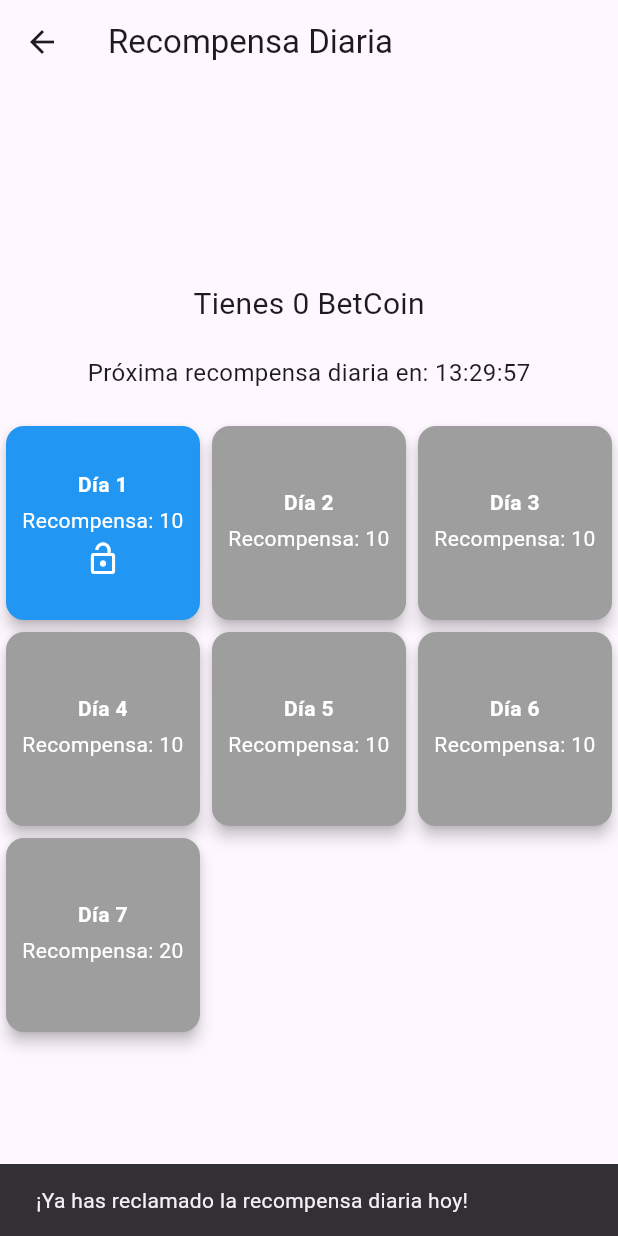
After one commit to ELOWIS37/BetAmigo, a Flutter app: the BetCoinWidget screen opened directly, after a tap on an icon or button, on a phone screen of 412 x 824 dp. The commit adds this screen. Run offline on Flutter 3.47's test engine with Material 3 defaults, Android fonts, the phone set to English and light mode, and no system bars; our stand-ins replace cloud_firestore, firebase_auth, firebase_core; accounts and stored records are empty; network calls fail.

Commit message:
Daily Rewards and BetCoins

```diff
--- a/lib/Screens/Authentication/SignInScreen.dart
+++ b/lib/Screens/Authentication/SignInScreen.dart
@@ -247,7 +247,7 @@ class _SignInScreenState extends State<SignInScreen> with SingleTickerProviderSt
         'user': userController.text,
         'email': emailController.text,
         'id': userCredential.user!.uid,
-        'profileImageid': '',
+        'profileImageid': 'assets/imagenuser/usuario7.png',
       });
 
       ScaffoldMessenger.of(context).showSnackBar(const SnackBar(
--- /dev/null
+++ b/lib/Widgets/BetCoinWidget.dart
@@ -0,0 +1,218 @@
+import 'dart:async';
+import 'package:flutter/material.dart';
+import 'package:cloud_firestore/cloud_firestore.dart';
+import 'package:firebase_auth/firebase_auth.dart';
+
+class BetCoinWidget extends StatefulWidget {
+  @override
+  _BetCoinWidgetState createState() => _BetCoinWidgetState();
+}
+
+class _BetCoinWidgetState extends State<BetCoinWidget> {
+  late User _user;
+  int _betCoins = 0;
+  int _dayCount = 0;
+  late DateTime _lastClaimDate = DateTime.now();
+  late Timer _timer;
+  late Duration _timeRemaining = Duration();
+
+  @override
+  void initState() {
+    super.initState();
+    _user = FirebaseAuth.instance.currentUser!;
+    _loadBetCoins();
+    _loadLastClaimDate();
+    _startTimer();
+  }
+
+  @override
+  void dispose() {
+    _timer.cancel();
+    super.dispose();
+  }
+
+  void _loadBetCoins() async {
+    DocumentSnapshot<Map<String, dynamic>> userDoc =
+        await FirebaseFirestore.instance.collection('users').doc(_user.uid).get();
+    setState(() {
+      _betCoins = userDoc.data()?['betCoins'] ?? 0;
+    });
+  }
+
+  void _loadLastClaimDate() async {
+    DocumentSnapshot<Map<String, dynamic>> userDoc =
+        await FirebaseFirestore.instance.collection('users').doc(_user.uid).get();
+    setState(() {
+      _dayCount = userDoc.data()?['dayCount'] ?? 0;
+      Timestamp? lastClaimTimestamp = userDoc.data()?['lastClaimDate'];
+      if (lastClaimTimestamp != null) {
+        _lastClaimDate = lastClaimTimestamp.toDate();
+      } else {
+        _lastClaimDate = DateTime.now().subtract(Duration(days: 1)); // Set the last claim date to one day ago initially
+      }
+    });
+  }
+
+  void _claimDailyReward(int reward, int dayIndex) async {
+    DateTime now = DateTime.now();
+    DateTime lastMidnight = DateTime(now.year, now.month, now.day);
+
+    if (!_lastClaimDate.isBefore(lastMidnight)) {
+      ScaffoldMessenger.of(context).showSnackBar(SnackBar(
+        content: Text('¡Ya has reclamado la recompensa diaria hoy!'),
+      ));
+      return;
+    }
+
+    if (dayIndex != _dayCount) {
+      ScaffoldMessenger.of(context).showSnackBar(SnackBar(
+        content: Text('No puedes reclamar la recompensa de días anteriores.'),
+      ));
+      return;
+    }
+
+    setState(() {
+      _betCoins += reward;
+      _dayCount++;
+      _lastClaimDate = lastMidnight; // Actualizar la fecha del último reclamo
+    });
+
+    await FirebaseFirestore.instance.collection('users').doc(_user.uid).update({
+      'betCoins': _betCoins,
+      'lastClaimDate': Timestamp.fromDate(_lastClaimDate),
+      'dayCount': _dayCount,
+    });
+
+    ScaffoldMessenger.of(context).showSnackBar(SnackBar(
+      content: Text('¡Has reclamado tu recompensa diaria de $reward monedas!'),
+    ));
+
+    // Start countdown for next claim if it's not already started
+    if (!_timer.isActive) {
+      _startTimer();
+    }
+
+    if (_dayCount == 7) {
+      // Reset day count and last claim date if it's the 7th day
+      _dayCount = 0;
+      await FirebaseFirestore.instance.collection('users').doc(_user.uid).update({
+        'lastClaimDate': Timestamp.fromDate(_lastClaimDate),
+        'dayCount': _dayCount,
+      });
+    }
+  }
+
+  void _startTimer() {
+    const oneDay = Duration(days: 1);
+    DateTime now = DateTime.now();
+    DateTime tomorrow = DateTime(now.year, now.month, now.day + 1);
+    DateTime nextClaimDate = tomorrow.isAfter(_lastClaimDate) ? tomorrow : _lastClaimDate.add(oneDay);
+    _timeRemaining = nextClaimDate.difference(now);
+    _timer = Timer.periodic(Duration(seconds: 1), (timer) {
+      setState(() {
+        _timeRemaining = _timeRemaining - Duration(seconds: 1);
+      });
+    });
+  }
+
+  @override
+  Widget build(BuildContext context) {
+    return Scaffold(
+      appBar: AppBar(
+        title: Text('Recompensa Diaria'),
+      ),
+      body: Center(
+        child: Column(
+          mainAxisAlignment: MainAxisAlignment.center,
+          children: [
+            Text(
+              'Tienes $_betCoins BetCoin',
+              style: TextStyle(fontSize: 20),
+            ),
+            SizedBox(height: 20),
+            Text(
+              'Próxima recompensa diaria en: ${_formatDuration(_timeRemaining)}',
+              style: TextStyle(fontSize: 16),
+            ),
+            SizedBox(height: 20),
+            GridView.count(
+              crossAxisCount: 3,
+              shrinkWrap: true,
+              children: List.generate(7, (index) {
+                int reward = index == 6 ? 20 : 10; // Recompensa de 20 para el séptimo día, 10 para los demás
+                bool isCurrentDay = _dayCount == index;
+                bool isPastDay = _dayCount > index;
+                bool isFutureDay = _dayCount < index;
+
+                return GestureDetector(
+                  onTap: () {
+                    _claimDailyReward(reward, index);
+                  },
+                  child: Card(
+                    elevation: 4,
+                    color: isCurrentDay ? Colors.blue : (isPastDay ? Colors.green : Colors.grey),
+                    child: Center(
+                      child: Column(
+                        mainAxisAlignment: MainAxisAlignment.center,
+                        children: [
+                          Text(
+                            'Día ${index + 1}',
+                            textAlign: TextAlign.center,
+                            style: TextStyle(
+                              fontWeight: FontWeight.bold,
+                              color: Colors.white,
+                            ),
+                          ),
+                          SizedBox(height: 4),
+                          Text(
+                            'Recompensa: $reward',
+                            textAlign: TextAlign.center,
+                            style: TextStyle(
+                              color: Colors.white,
+                            ),
+                          ),
+                          SizedBox(height: 4),
+                          if (isCurrentDay)
+                            Icon(
+                              Icons.lock_open,
+                              color: Colors.white,
+                            )
+                          else if (isPastDay)
+                            Icon(
+                              Icons.check,
+                              color: Colors.white,
+                            ),
+                        ],
+                      ),
+                    ),
+                  ),
+                );
+              }),
+            ),
+          ],
+        ),
+      ),
+    );
+  }
+
+  String _formatDuration(Duration duration) {
+    String twoDigits(int n) {
+      if (n >= 10) return "$n";
+      return "0$n";
+    }
+
+    String twoDigitMinutes = twoDigits(duration.inMinutes.remainder(60));
+    String twoDigitSeconds = twoDigits(duration.inSeconds.remainder(60));
+    return "${twoDigits(duration.inHours)}:$twoDigitMinutes:$twoDigitSeconds";
+  }
+}
+
+void main() {
+  runApp(MaterialApp(
+    title: 'BetCoin App',
+    theme: ThemeData(
+      primarySwatch: Colors.blue,
+    ),
+    home: BetCoinWidget(),
+  ));
+}
--- a/pubspec.yaml
+++ b/pubspec.yaml
@@ -21,6 +21,7 @@ dependencies:
   intl: ^0.19.0
   provider: ^6.1.2
   shelf: ^1.4.1
+  shared_preferences: ^2.2.3
 
 dev_dependencies:
   flutter_test:
```
Also changed, not shown: lib/Screens/MainScreen.dart (+29 -0 lines), lib/Widgets/SocialWidget.dart (+38 -20 lines), pubspec.lock, 1 other file.
